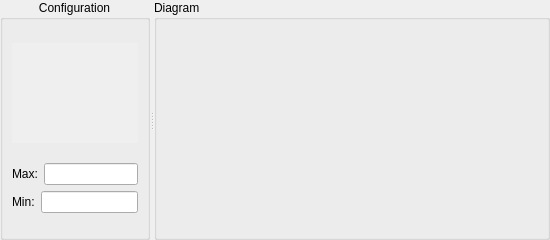
Qt form src/AQLinechart.ui (nlbtuyen/ConfigurationGCS) before a commit.
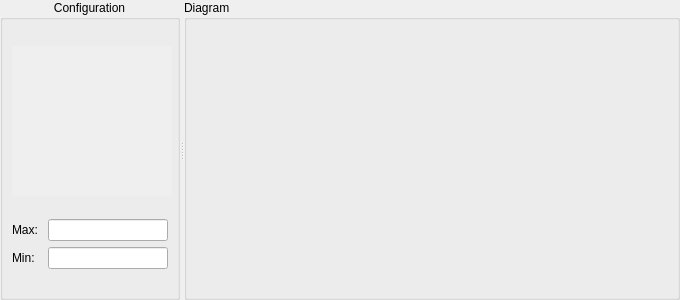
The same form after that commit.

```diff
--- a/src/AQLinechart.ui
+++ b/src/AQLinechart.ui
@@ -6,19 +6,19 @@
    <rect>
     <x>0</x>
     <y>0</y>
-    <width>550</width>
-    <height>240</height>
+    <width>680</width>
+    <height>300</height>
    </rect>
   </property>
   <property name="minimumSize">
    <size>
-    <width>530</width>
+    <width>680</width>
     <height>240</height>
    </size>
   </property>
   <property name="maximumSize">
    <size>
-    <width>550</width>
+    <width>680</width>
     <height>300</height>
    </size>
   </property>
@@ -64,13 +64,13 @@
       </property>
       <property name="minimumSize">
        <size>
-        <width>150</width>
+        <width>180</width>
         <height>0</height>
        </size>
       </property>
       <property name="maximumSize">
        <size>
-        <width>150</width>
+        <width>180</width>
         <height>16777215</height>
        </size>
       </property>
@@ -100,14 +100,14 @@
          </property>
          <property name="minimumSize">
           <size>
-           <width>0</width>
+           <width>160</width>
            <height>0</height>
           </size>
          </property>
          <property name="maximumSize">
           <size>
-           <width>140</width>
-           <height>100</height>
+           <width>160</width>
+           <height>150</height>
           </size>
          </property>
          <property name="layoutDirection">
@@ -142,8 +142,8 @@
            <rect>
             <x>0</x>
             <y>0</y>
-            <width>130</width>
-            <height>100</height>
+            <width>160</width>
+            <height>150</height>
            </rect>
           </property>
          </widget>
@@ -161,7 +161,23 @@
             </widget>
            </item>
            <item>
-            <widget class="QLineEdit" name="maxValue"/>
+            <widget class="QLineEdit" name="maxValue">
+             <property name="minimumSize">
+              <size>
+               <width>120</width>
+               <height>0</height>
+              </size>
+             </property>
+             <property name="maximumSize">
+              <size>
+               <width>120</width>
+               <height>16777215</height>
+              </size>
+             </property>
+             <property name="alignment">
+              <set>Qt::AlignRight|Qt::AlignTrailing|Qt::AlignVCenter</set>
+             </property>
+            </widget>
            </item>
           </layout>
          </item>
@@ -175,7 +191,23 @@
             </widget>
            </item>
            <item>
-            <widget class="QLineEdit" name="minValue"/>
+            <widget class="QLineEdit" name="minValue">
+             <property name="minimumSize">
+              <size>
+               <width>120</width>
+               <height>0</height>
+              </size>
+             </property>
+             <property name="maximumSize">
+              <size>
+               <width>120</width>
+               <height>16777215</height>
+              </size>
+             </property>
+             <property name="alignment">
+              <set>Qt::AlignRight|Qt::AlignTrailing|Qt::AlignVCenter</set>
+             </property>
+            </widget>
            </item>
           </layout>
          </item>
```
